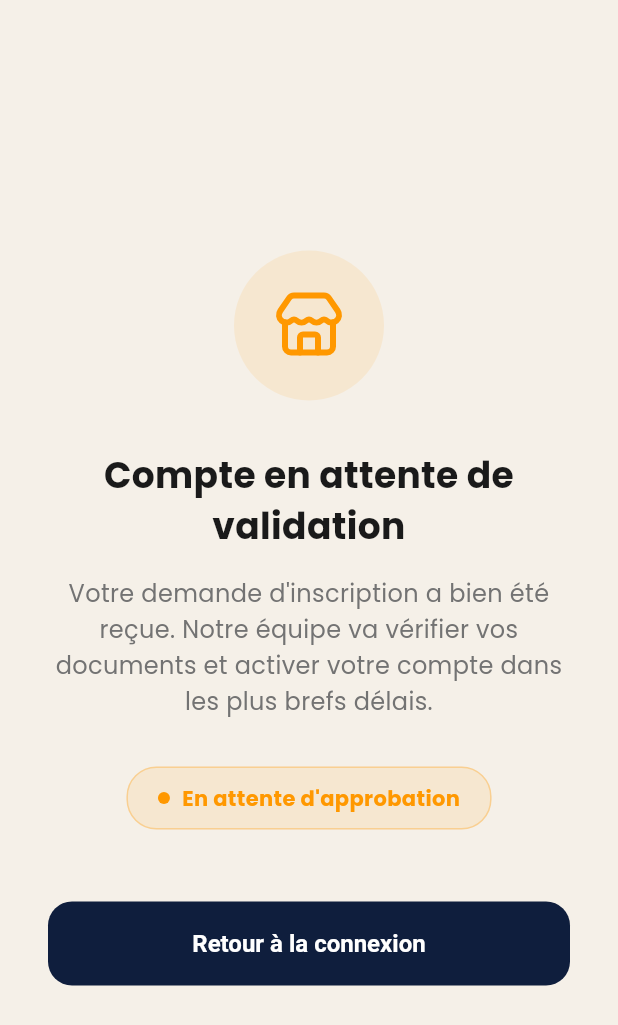
After one commit to raihana10/flutter-local-delivery-app, a Flutter app: the PendingApprovalScreen screen opened by its route, on a phone screen of 412 x 824 dp. The commit adds this screen. Shown: the top 1025 px of the screen. Run offline on Flutter 3.47's test engine with Material 3 defaults, Android fonts, the phone set to English and light mode, and no system bars; our stand-ins replace csv, dio, file_picker, fl_chart, flutter_dotenv, flutter_map and 8 more; missing offline and left inert: dart:html, excel; accounts and stored records are empty; network calls fail.

Commit message:
minor fixes

```diff
--- a/frontend/lib/main.dart
+++ b/frontend/lib/main.dart
@@ -14,6 +14,7 @@ import 'package:app/presentation/screens/client/client_home_screen.dart';
 import 'package:app/presentation/screens/business/business_main_screen.dart';
 import 'package:app/presentation/screens/super_admin/super_admin_main_screen.dart';
 import 'package:app/presentation/screens/super_admin/super_admin_login_screen.dart';
+import 'package:app/presentation/screens/auth/pending_approval_screen.dart';
 import 'package:app/providers/product_provider.dart';
 import 'package:app/core/providers/client_data_provider.dart';
 import 'package:app/core/providers/business_data_provider.dart';
@@ -92,6 +93,7 @@ class MyApp extends StatelessWidget {
         '/super_admin/dashboard': (context) => const SuperAdminMainScreen(),
         '/super_admin/login': (context) => const SuperAdminLoginScreen(),
         '/auth': (context) => const AuthScreen(),
+        '/pending-approval': (context) => const PendingApprovalScreen(),
       },
     );
   }
@@ -119,8 +121,12 @@ class RoleRouter extends StatelessWidget {
           case 'client':
             return const ClientHomeScreen();
           case 'livreur':
+            // ✅ Livreur non actif → page d'attente
+            if (authProvider.user?.estActif == false) return const PendingApprovalScreen();
             return const DashboardScreen();
           case 'business':
+            // ✅ Business non actif → page d'attente
+            if (authProvider.user?.estActif == false) return const PendingApprovalScreen();
             return const BusinessMainScreen();
           case 'super_admin':
             return const SuperAdminMainScreen();
--- /dev/null
+++ b/frontend/lib/presentation/screens/auth/pending_approval_screen.dart
@@ -0,0 +1,107 @@
+import 'package:flutter/material.dart';
+import 'package:lucide_icons_flutter/lucide_icons.dart';
+import 'package:app/core/constants/app_colors.dart';
+import 'package:provider/provider.dart';
+import 'package:app/core/providers/auth_provider.dart';
+import 'package:app/presentation/screens/auth/register_screen.dart';
+
+class PendingApprovalScreen extends StatelessWidget {
+  const PendingApprovalScreen({super.key});
+
+  @override
+  Widget build(BuildContext context) {
+    final user = context.read<AuthProvider>().user;
+    final isLivreur = user?.role == UserRole.livreur;
+
+    return Scaffold(
+      backgroundColor: AppColors.background,
+      body: SafeArea(
+        child: Padding(
+          padding: const EdgeInsets.all(32.0),
+          child: Column(
+            mainAxisAlignment: MainAxisAlignment.center,
+            children: [
+              Container(
+                width: 100,
+                height: 100,
+                decoration: BoxDecoration(
+                  color: Colors.orange.withOpacity(0.1),
+                  shape: BoxShape.circle,
+                ),
+                child: Icon(
+                  isLivreur ? LucideIcons.bike : LucideIcons.store,
+                  size: 48,
+                  color: Colors.orange,
+                ),
+              ),
+              const SizedBox(height: 32),
+              const Text(
+                'Compte en attente de validation',
+                style: TextStyle(
+                  fontSize: 24,
+                  fontWeight: FontWeight.bold,
+                  color: AppColors.foreground,
+                ),
+                textAlign: TextAlign.center,
+              ),
+              const SizedBox(height: 16),
+              Text(
+                isLivreur
+                    ? 'Votre demande de compte livreur a bien été reçue. Notre équipe va vérifier vos documents (CNI, permis de conduire) et activer votre compte dans les plus brefs délais.'
+                    : "Votre demande d'inscription a bien été reçue. Notre équipe va vérifier vos documents et activer votre compte dans les plus brefs délais.",
+                style: const TextStyle(
+                  fontSize: 16,
+                  color: AppColors.mutedForeground,
+                  height: 1.5,
+                ),
+                textAlign: TextAlign.center,
+              ),
+              const SizedBox(height: 32),
+              Container(
+                padding: const EdgeInsets.symmetric(horizontal: 20, vertical: 10),
+                decoration: BoxDecoration(
+                  color: Colors.orange.withOpacity(0.1),
+                  borderRadius: BorderRadius.circular(20),
+                  border: Border.all(color: Colors.orange.withOpacity(0.3)),
+                ),
+                child: const Row(
+                  mainAxisSize: MainAxisSize.min,
+                  children: [
+                    CircleAvatar(radius: 4, backgroundColor: Colors.orange),
+                    SizedBox(width: 8),
+                    Text(
+                      "En attente d'approbation",
+                      style: TextStyle(color: Colors.orange, fontWeight: FontWeight.bold),
+                    ),
+                  ],
+                ),
+              ),
+              const SizedBox(height: 48),
+              SizedBox(
+                width: double.infinity,
+                child: ElevatedButton(
+                  onPressed: () async {
+                    await context.read<AuthProvider>().logout();
+                    if (context.mounted) {
+                      Navigator.of(context).pushReplacementNamed('/login');
+                    }
+                  },
+                  style: ElevatedButton.styleFrom(
+                    backgroundColor: AppColors.primary,
+                    foregroundColor: Colors.white,
+                    padding: const EdgeInsets.symmetric(vertical: 16),
+                    shape: RoundedRectangleBorder(borderRadius: BorderRadius.circular(16)),
+                  ),
+                  child: const Text(
+                    'Retour à la connexion',
+                    style: TextStyle(fontSize: 16, fontWeight: FontWeight.bold),
+                  ),
+                ),
+              ),
+            ],
+          ),
+        ),
+      ),
+    );
+  }
+}
--- a/frontend/lib/presentation/screens/super_admin/notifications_screen.dart
+++ b/frontend/lib/presentation/screens/super_admin/notifications_screen.dart
@@ -145,7 +145,7 @@ class _NotificationsScreenState extends State<NotificationsScreen> {
                   contentPadding:
                       const EdgeInsets.symmetric(horizontal: 16, vertical: 12),
                 ),
-                items: ['Tous', 'Clients', 'Livreurs', 'Restaurants']
+                items: ['Tous', 'Clients', 'Livreurs', 'Commerce']
                     .map((String value) {
                   return DropdownMenuItem<String>(
                     value: value,
```
Also changed, not shown: backend/lib/controllers/users_controller.dart (+24 -8 lines), frontend/lib/core/providers/auth_provider.dart (+23 -2 lines), frontend/lib/presentation/screens/auth/register_screen.dart (+7 -14 lines), frontend/lib/presentation/screens/super_admin/users_management_screen.dart (+31 -5 lines).
